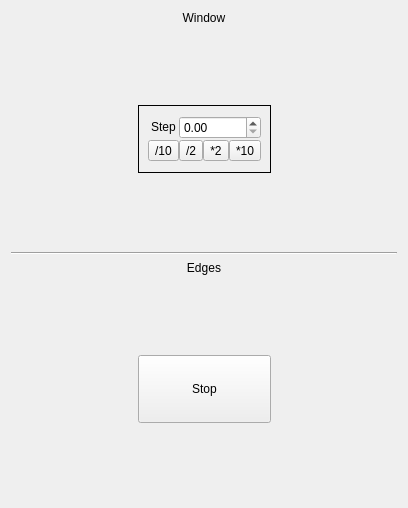
AustralianSynchrotron/imblSlits, file share/imblSlits/slits.ui: the form before one commit.
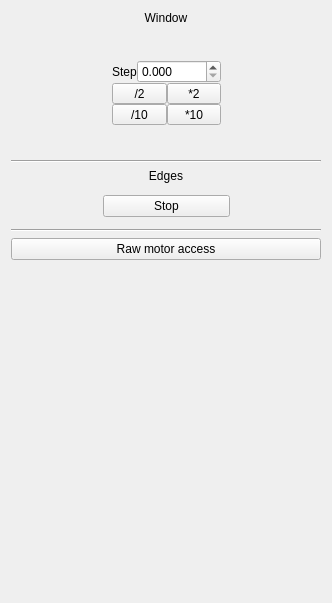
The form after the commit. Icons and pictures are not drawn. Custom widgets are drawn as their Qt base class.

What changed in the file:
```diff
--- a/share/imblSlits/slits.ui
+++ b/share/imblSlits/slits.ui
@@ -6,46 +6,48 @@
    <rect>
     <x>0</x>
     <y>0</y>
-    <width>408</width>
-    <height>508</height>
+    <width>332</width>
+    <height>603</height>
    </rect>
   </property>
   <property name="windowTitle">
    <string>Form</string>
   </property>
-  <layout class="QVBoxLayout" name="verticalLayout">
-   <item>
-    <layout class="QGridLayout" name="gridLayout_2">
-     <item row="2" column="2">
-      <widget class="Driver" name="HSize" native="true">
-       <property name="toolTip">
-        <string>H Size</string>
+  <layout class="QGridLayout" name="gridLayout">
+   <item row="9" column="0" colspan="3">
+    <widget class="Line" name="lineBot">
+     <property name="orientation">
+      <enum>Qt::Horizontal</enum>
        </property>
       </widget>
      </item>
-     <item row="1" column="1">
-      <widget class="Driver" name="VPos" native="true">
-       <property name="toolTip">
-        <string>V Position</string>
+   <item row="6" column="1">
+    <widget class="Driver" name="Top" native="true"/>
+   </item>
+   <item row="7" column="0">
+    <widget class="Driver" name="Left" native="true"/>
+   </item>
+   <item row="5" column="0" colspan="3">
+    <widget class="QLabel" name="label_16">
+     <property name="sizePolicy">
+      <sizepolicy hsizetype="Preferred" vsizetype="Fixed">
+       <horstretch>0</horstretch>
+       <verstretch>0</verstretch>
+      </sizepolicy>
+     </property>
+     <property name="text">
+      <string>Edges</string>
+     </property>
+     <property name="alignment">
+      <set>Qt::AlignCenter</set>
        </property>
       </widget>
      </item>
      <item row="2" column="0">
-      <widget class="Driver" name="HPos" native="true">
-       <property name="toolTip">
-        <string>H Position</string>
-       </property>
-      </widget>
-     </item>
-     <item row="3" column="1">
-      <widget class="Driver" name="VSize" native="true">
-       <property name="toolTip">
-        <string>V Size</string>
-       </property>
-      </widget>
+    <widget class="Driver" name="HPos" native="true"/>
      </item>
      <item row="0" column="0" colspan="3">
-      <widget class="QLabel" name="label_2">
+    <widget class="QLabel" name="label_19">
        <property name="sizePolicy">
         <sizepolicy hsizetype="Preferred" vsizetype="Fixed">
          <horstretch>0</horstretch>
@@ -60,13 +62,38 @@
        </property>
       </widget>
      </item>
-     <item row="6" column="1">
-      <widget class="Driver" name="Top" native="true">
-       <property name="toolTip">
-        <string>Top</string>
-       </property>
-      </widget>
-     </item>
+   <item row="3" column="2">
+    <widget class="QLabel" name="label_18">
+     <property name="text">
+      <string/>
+     </property>
+     <property name="pixmap">
+      <pixmap>labplot-auto-scale-all.svg</pixmap>
+     </property>
+     <property name="scaledContents">
+      <bool>true</bool>
+     </property>
+    </widget>
+   </item>
+   <item row="12" column="0" colspan="3">
+    <widget class="QMotorStack" name="stack" native="true"/>
+   </item>
+   <item row="8" column="1">
+    <widget class="Driver" name="Bottom" native="true"/>
+   </item>
+   <item row="3" column="1">
+    <widget class="Driver" name="VSize" native="true"/>
+   </item>
+   <item row="4" column="0" colspan="3">
+    <widget class="Line" name="line_8">
+     <property name="orientation">
+      <enum>Qt::Horizontal</enum>
+     </property>
+    </widget>
+   </item>
+   <item row="1" column="1">
+    <widget class="Driver" name="VPos" native="true"/>
+   </item>
      <item row="7" column="1">
       <widget class="QPushButton" name="stop">
        <property name="sizePolicy">
@@ -81,62 +108,36 @@
       </widget>
      </item>
      <item row="7" column="2">
-      <widget class="Driver" name="Right" native="true">
-       <property name="toolTip">
-        <string>Right</string>
-       </property>
-      </widget>
-     </item>
-     <item row="8" column="1">
-      <widget class="Driver" name="Bottom" native="true">
-       <property name="toolTip">
-        <string>Bottom</string>
-       </property>
-      </widget>
-     </item>
-     <item row="7" column="0">
-      <widget class="Driver" name="Left" native="true">
-       <property name="toolTip">
-        <string>Left</string>
-       </property>
-      </widget>
-     </item>
-     <item row="5" column="0" colspan="3">
-      <widget class="QLabel" name="label_3">
-       <property name="sizePolicy">
-        <sizepolicy hsizetype="Preferred" vsizetype="Fixed">
-         <horstretch>0</horstretch>
-         <verstretch>0</verstretch>
-        </sizepolicy>
-       </property>
-       <property name="text">
-        <string>Edges</string>
-       </property>
-       <property name="alignment">
-        <set>Qt::AlignCenter</set>
-       </property>
-      </widget>
-     </item>
-     <item row="4" column="0" colspan="3">
-      <widget class="Line" name="line_2">
-       <property name="orientation">
-        <enum>Qt::Horizontal</enum>
-       </property>
-      </widget>
+    <widget class="Driver" name="Right" native="true"/>
      </item>
      <item row="2" column="1">
-      <widget class="QFrame" name="gridFrame">
-       <property name="frameShape">
-        <enum>QFrame::Panel</enum>
-       </property>
-       <property name="frameShadow">
-        <enum>QFrame::Plain</enum>
-       </property>
-       <layout class="QGridLayout" name="gridLayout_3">
+    <widget class="QWidget" name="stepWidget" native="true">
+     <layout class="QGridLayout" name="gridLayout_8">
         <property name="spacing">
          <number>0</number>
         </property>
-        <item row="2" column="0">
+      <item row="1" column="0" colspan="2">
+       <layout class="QHBoxLayout" name="horizontalLayout_4">
+        <item>
+         <widget class="QLabel" name="label_17">
+          <property name="text">
+           <string>Step</string>
+          </property>
+         </widget>
+        </item>
+        <item>
+         <widget class="QMDoubleSpinBox" name="step">
+          <property name="decimals">
+           <number>3</number>
+          </property>
+          <property name="maximum">
+           <double>10000.000000000000000</double>
+          </property>
+         </widget>
+        </item>
+       </layout>
+      </item>
+      <item row="3" column="0">
          <widget class="QToolButton" name="sd10">
           <property name="sizePolicy">
            <sizepolicy hsizetype="Minimum" vsizetype="Fixed">
@@ -149,7 +150,7 @@
           </property>
          </widget>
         </item>
-        <item row="2" column="1">
+      <item row="2" column="0">
          <widget class="QToolButton" name="sd2">
           <property name="sizePolicy">
            <sizepolicy hsizetype="Minimum" vsizetype="Fixed">
@@ -162,20 +163,7 @@
           </property>
          </widget>
         </item>
-        <item row="2" column="3">
-         <widget class="QToolButton" name="sm10">
-          <property name="sizePolicy">
-           <sizepolicy hsizetype="Minimum" vsizetype="Fixed">
-            <horstretch>0</horstretch>
-            <verstretch>0</verstretch>
-           </sizepolicy>
-          </property>
-          <property name="text">
-           <string>*10</string>
-          </property>
-         </widget>
-        </item>
-        <item row="2" column="2">
+      <item row="2" column="1">
          <widget class="QToolButton" name="sm2">
           <property name="sizePolicy">
            <sizepolicy hsizetype="Minimum" vsizetype="Fixed">
@@ -188,30 +176,37 @@
           </property>
          </widget>
         </item>
-        <item row="1" column="0">
-         <widget class="QLabel" name="label">
+      <item row="3" column="1">
+       <widget class="QToolButton" name="sm10">
           <property name="sizePolicy">
-           <sizepolicy hsizetype="Preferred" vsizetype="Fixed">
+         <sizepolicy hsizetype="Minimum" vsizetype="Fixed">
             <horstretch>0</horstretch>
             <verstretch>0</verstretch>
            </sizepolicy>
           </property>
           <property name="text">
-           <string>Step</string>
-          </property>
-          <property name="alignment">
-           <set>Qt::AlignCenter</set>
+         <string>*10</string>
           </property>
          </widget>
         </item>
-        <item row="1" column="1" colspan="3">
-         <widget class="QDoubleSpinBox" name="step"/>
-        </item>
        </layout>
       </widget>
      </item>
+   <item row="10" column="0" colspan="3">
+    <widget class="QPushButton" name="showStack">
+     <property name="text">
+      <string>Raw motor access</string>
+     </property>
+     <property name="checkable">
+      <bool>true</bool>
+     </property>
+    </widget>
+   </item>
+   <item row="2" column="2">
+    <widget class="Driver" name="HSize" native="true"/>
+   </item>
      <item row="1" column="0">
-      <widget class="QLabel" name="label_4">
+    <widget class="QLabel" name="label_20">
        <property name="text">
         <string/>
        </property>
@@ -223,20 +218,24 @@
        </property>
       </widget>
      </item>
-     <item row="3" column="2">
-      <widget class="QLabel" name="label_5">
-       <property name="text">
-        <string/>
-       </property>
-       <property name="pixmap">
-        <pixmap>labplot-auto-scale-all.svg</pixmap>
-       </property>
-       <property name="scaledContents">
-        <bool>true</bool>
-       </property>
-      </widget>
-     </item>
-    </layout>
+   <item row="11" column="1">
+    <widget class="QWidget" name="spacer" native="true">
+     <layout class="QVBoxLayout" name="verticalLayout">
+      <item>
+       <spacer name="spacerO">
+        <property name="orientation">
+         <enum>Qt::Vertical</enum>
+        </property>
+        <property name="sizeHint" stdset="0">
+         <size>
+          <width>20</width>
+          <height>40</height>
+         </size>
+        </property>
+       </spacer>
+      </item>
+     </layout>
+    </widget>
    </item>
   </layout>
  </widget>
@@ -247,6 +246,21 @@
    <header location="global">driver.h</header>
    <container>1</container>
   </customwidget>
+  <customwidget>
+   <class>QMDoubleSpinBox</class>
+   <extends>QDoubleSpinBox</extends>
+   <header location="global">qtpvwidgets.h</header>
+   <slots>
+    <signal>valueEdited(double)</signal>
+    <signal>escaped()</signal>
+   </slots>
+  </customwidget>
+  <customwidget>
+   <class>QMotorStack</class>
+   <extends>QWidget</extends>
+   <header location="global">qmotorstack.h</header>
+   <container>1</container>
+  </customwidget>
  </customwidgets>
  <resources>
   <include location="imblSlits.qrc"/>
```
Lines whose indentation alone changed are shown as unchanged.
